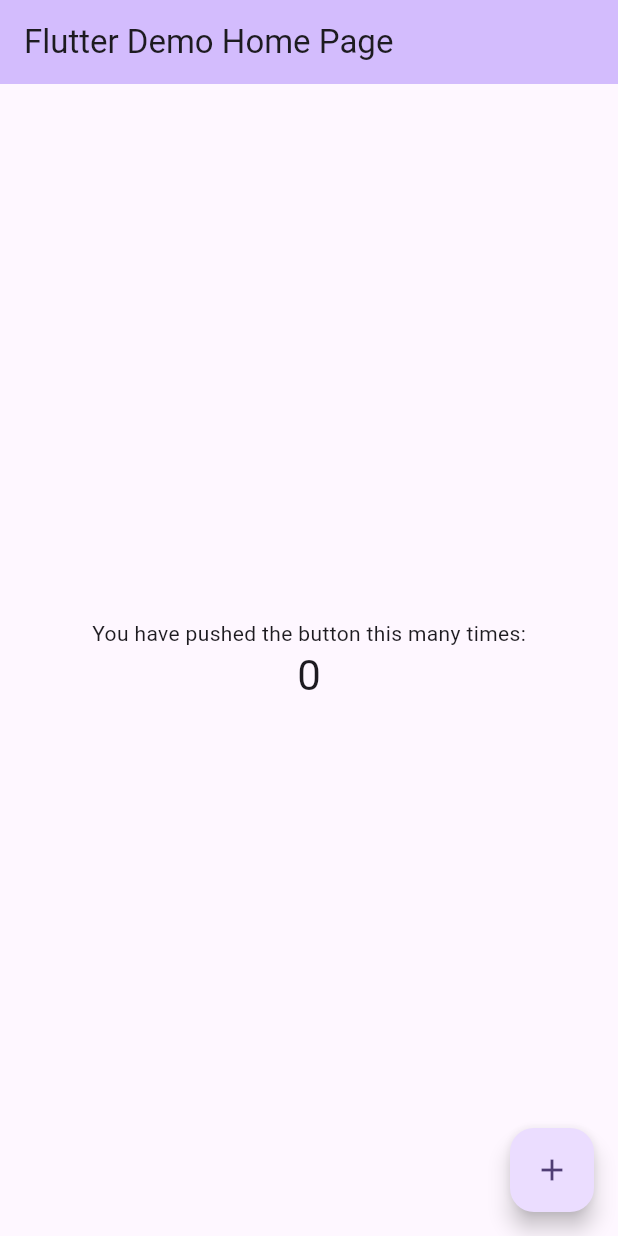
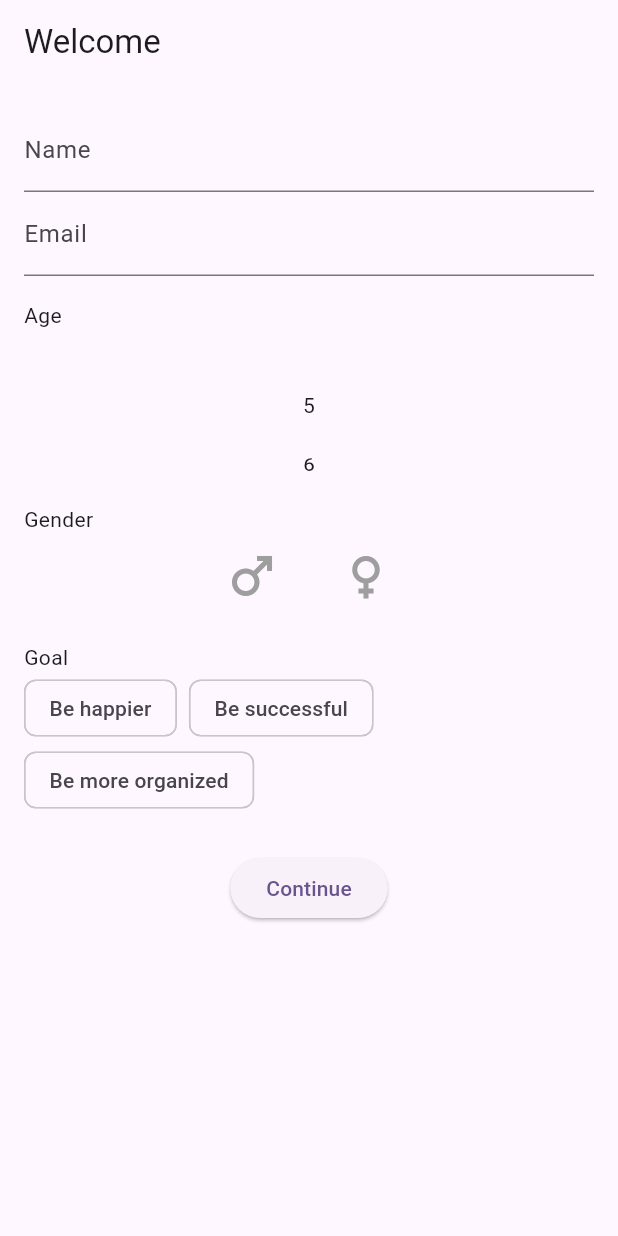
Before and after one commit to madamin18/productivity_app, a Flutter app: the screen it shows after launch, on a phone screen of 412 x 824 dp. Run offline on Flutter 3.47's test engine with Material 3 defaults, Android fonts, the phone set to English and light mode, and no system bars.

Commit message:
Add welcome page screen and basic tests

```diff
--- a/lib/main.dart
+++ b/lib/main.dart
@@ -1,4 +1,5 @@
 import 'package:flutter/material.dart';
+import 'welcome_page.dart';
 
 void main() {
   runApp(const MyApp());
@@ -7,116 +8,14 @@ void main() {
 class MyApp extends StatelessWidget {
   const MyApp({super.key});
 
-  // This widget is the root of your application.
   @override
   Widget build(BuildContext context) {
     return MaterialApp(
-      title: 'Flutter Demo',
+      title: 'Productivity App',
       theme: ThemeData(
-        // This is the theme of your application.
-        //
-        // TRY THIS: Try running your application with "flutter run". You'll see
-        // the application has a purple toolbar. Then, without quitting the app,
-        // try changing the seedColor in the colorScheme below to Colors.green
-        // and then invoke "hot reload" (save your changes or press the "hot
-        // reload" button in a Flutter-supported IDE, or press "r" if you used
-        // the command line to start the app).
-        //
-        // Notice that the counter didn't reset back to zero; the application
-        // state is not lost during the reload. To reset the state, use hot
-        // restart instead.
-        //
-        // This works for code too, not just values: Most code changes can be
-        // tested with just a hot reload.
         colorScheme: ColorScheme.fromSeed(seedColor: Colors.deepPurple),
       ),
-      home: const MyHomePage(title: 'Flutter Demo Home Page'),
+      home: const WelcomePage(),
     );
   }
 }
-
-class MyHomePage extends StatefulWidget {
-  const MyHomePage({super.key, required this.title});
-
-  // This widget is the home page of your application. It is stateful, meaning
-  // that it has a State object (defined below) that contains fields that affect
-  // how it looks.
-
-  // This class is the configuration for the state. It holds the values (in this
-  // case the title) provided by the parent (in this case the App widget) and
-  // used by the build method of the State. Fields in a Widget subclass are
-  // always marked "final".
-
-  final String title;
-
-  @override
-  State<MyHomePage> createState() => _MyHomePageState();
-}
-
-class _MyHomePageState extends State<MyHomePage> {
-  int _counter = 0;
-
-  void _incrementCounter() {
-    setState(() {
-      // This call to setState tells the Flutter framework that something has
-      // changed in this State, which causes it to rerun the build method below
-      // so that the display can reflect the updated values. If we changed
-      // _counter without calling setState(), then the build method would not be
-      // called again, and so nothing would appear to happen.
-      _counter++;
-    });
-  }
-
-  @override
-  Widget build(BuildContext context) {
-    // This method is rerun every time setState is called, for instance as done
-    // by the _incrementCounter method above.
-    //
-    // The Flutter framework has been optimized to make rerunning build methods
-    // fast, so that you can just rebuild anything that needs updating rather
-    // than having to individually change instances of widgets.
-    return Scaffold(
-      appBar: AppBar(
-        // TRY THIS: Try changing the color here to a specific color (to
-        // Colors.amber, perhaps?) and trigger a hot reload to see the AppBar
-        // change color while the other colors stay the same.
-        backgroundColor: Theme.of(context).colorScheme.inversePrimary,
-        // Here we take the value from the MyHomePage object that was created by
-        // the App.build method, and use it to set our appbar title.
-        title: Text(widget.title),
-      ),
-      body: Center(
-        // Center is a layout widget. It takes a single child and positions it
-        // in the middle of the parent.
-        child: Column(
-          // Column is also a layout widget. It takes a list of children and
-          // arranges them vertically. By default, it sizes itself to fit its
-          // children horizontally, and tries to be as tall as its parent.
-          //
-          // Column has various properties to control how it sizes itself and
-          // how it positions its children. Here we use mainAxisAlignment to
-          // center the children vertically; the main axis here is the vertical
-          // axis because Columns are vertical (the cross axis would be
-          // horizontal).
-          //
-          // TRY THIS: Invoke "debug painting" (choose the "Toggle Debug Paint"
-          // action in the IDE, or press "p" in the console), to see the
-          // wireframe for each widget.
-          mainAxisAlignment: MainAxisAlignment.center,
-          children: <Widget>[
-            const Text('You have pushed the button this many times:'),
-            Text(
-              '$_counter',
-              style: Theme.of(context).textTheme.headlineMedium,
-            ),
-          ],
-        ),
-      ),
-      floatingActionButton: FloatingActionButton(
-        onPressed: _incrementCounter,
-        tooltip: 'Increment',
-        child: const Icon(Icons.add),
-      ), // This trailing comma makes auto-formatting nicer for build methods.
-    );
-  }
-}
--- /dev/null
+++ b/lib/welcome_page.dart
@@ -0,0 +1,148 @@
+import 'package:flutter/material.dart';
+
+/// A simple welcome page that collects basic user information.
+class WelcomePage extends StatefulWidget {
+  const WelcomePage({super.key});
+
+  @override
+  State<WelcomePage> createState() => _WelcomePageState();
+}
+
+class _WelcomePageState extends State<WelcomePage> {
+  final TextEditingController _nameController = TextEditingController();
+  final TextEditingController _emailController = TextEditingController();
+
+  static const int _minAge = 5;
+  static const int _maxAge = 100;
+  late final FixedExtentScrollController _ageController;
+  int _age = _minAge;
+
+  String? _gender; // 'male' or 'female'
+  String? _goal; // 'happier', 'successful', 'organized'
+
+  @override
+  void initState() {
+    super.initState();
+    _ageController = FixedExtentScrollController(initialItem: 0);
+  }
+
+  @override
+  void dispose() {
+    _nameController.dispose();
+    _emailController.dispose();
+    _ageController.dispose();
+    super.dispose();
+  }
+
+  List<Widget> _buildAgeItems() {
+    return List<Widget>.generate(
+      _maxAge - _minAge + 1,
+      (index) => Center(child: Text('${index + _minAge}')),
+    );
+  }
+
+  @override
+  Widget build(BuildContext context) {
+    return Scaffold(
+      appBar: AppBar(title: const Text('Welcome')),
+      body: Padding(
+        padding: const EdgeInsets.all(16),
+        child: SingleChildScrollView(
+          child: Column(
+            crossAxisAlignment: CrossAxisAlignment.start,
+            children: [
+              TextField(
+                controller: _nameController,
+                decoration: const InputDecoration(labelText: 'Name'),
+              ),
+              TextField(
+                controller: _emailController,
+                decoration: const InputDecoration(labelText: 'Email'),
+                keyboardType: TextInputType.emailAddress,
+              ),
+              const SizedBox(height: 16),
+              const Text('Age'),
+              SizedBox(
+                height: 100,
+                child: ListWheelScrollView(
+                  controller: _ageController,
+                  itemExtent: 40,
+                  onSelectedItemChanged: (index) {
+                    setState(() {
+                      _age = index + _minAge;
+                    });
+                  },
+                  children: _buildAgeItems(),
+                ),
+              ),
+              const SizedBox(height: 16),
+              const Text('Gender'),
+              Row(
+                mainAxisAlignment: MainAxisAlignment.center,
+                children: [
+                  IconButton(
+                    iconSize: 40,
+                    color: _gender == 'male' ? Colors.blue : Colors.grey,
+                    icon: const Icon(Icons.male),
+                    onPressed: () {
+                      setState(() => _gender = 'male');
+                    },
+                  ),
+                  const SizedBox(width: 20),
+                  IconButton(
+                    iconSize: 40,
+                    color: _gender == 'female' ? Colors.pink : Colors.grey,
+                    icon: const Icon(Icons.female),
+                    onPressed: () {
+                      setState(() => _gender = 'female');
+                    },
+                  ),
+                ],
+              ),
+              const SizedBox(height: 16),
+              const Text('Goal'),
+              Wrap(
+                spacing: 8,
+                children: [
+                  ChoiceChip(
+                    label: const Text('Be happier'),
+                    selected: _goal == 'happier',
+                    onSelected: (_) {
+                      setState(() => _goal = 'happier');
+                    },
+                  ),
+                  ChoiceChip(
+                    label: const Text('Be successful'),
+                    selected: _goal == 'successful',
+                    onSelected: (_) {
+                      setState(() => _goal = 'successful');
+                    },
+                  ),
+                  ChoiceChip(
+                    label: const Text('Be more organized'),
+                    selected: _goal == 'organized',
+                    onSelected: (_) {
+                      setState(() => _goal = 'organized');
+                    },
+                  ),
+                ],
+              ),
+              const SizedBox(height: 24),
+              Center(
+                child: ElevatedButton(
+                  onPressed: () {
+                    debugPrint(
+                      'Name: ${_nameController.text}, Email: ${_emailController.text}, '
+                      'Age: $_age, Gender: $_gender, Goal: $_goal',
+                    );
+                  },
+                  child: const Text('Continue'),
+                ),
+              ),
+            ],
+          ),
+        ),
+      ),
+    );
+  }
+}
```
Also changed, not shown: 2 other files.
